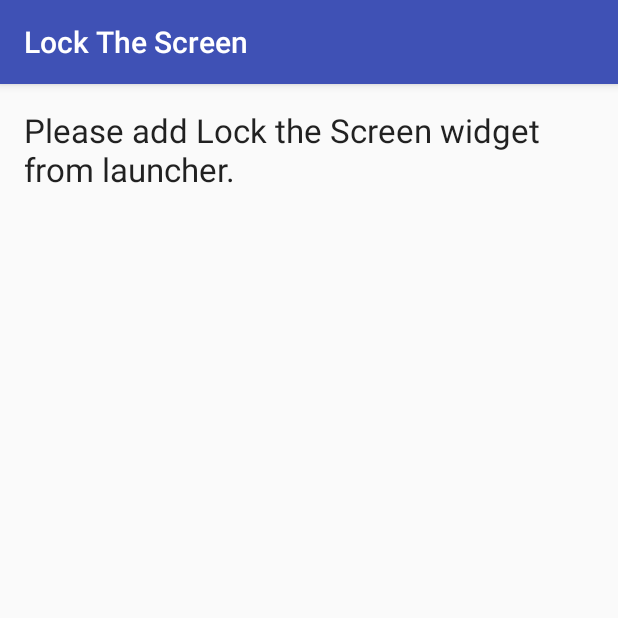
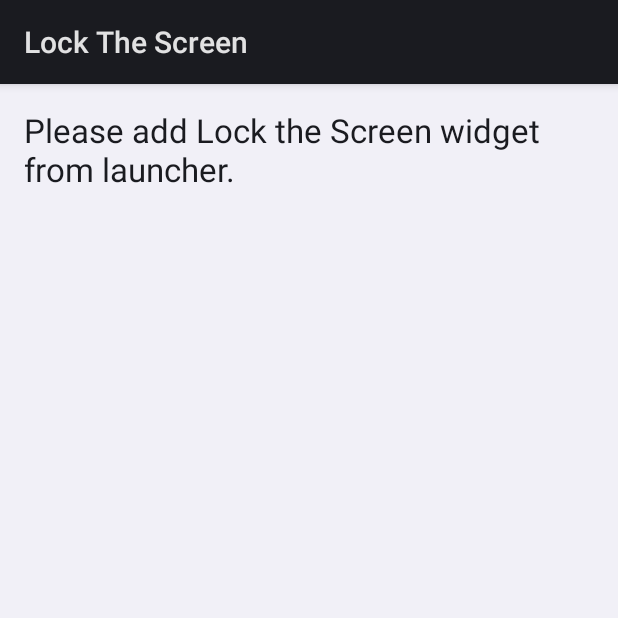
Before and after one commit to JASCValentine/lock-the-screen, an Android app: the screen it shows after launch (MainActivity), on a phone screen of 412 x 824 dp, the top half of it. Run offline under Robolectric (Android 15) with nearby library versions, the phone set to English and light mode, and no system bars.

Commit message:
Remove test files and support library to reduce size. Set theme to default.

```diff
--- a/app/build.gradle
+++ b/app/build.gradle
@@ -21,6 +21,4 @@ android {
 
 dependencies {
     compile fileTree(dir: 'libs', include: ['*.jar'])
-    testCompile 'junit:junit:4.12'
-    compile 'com.android.support:appcompat-v7:23.1.1'
 }
--- a/app/src/main/java/com/jascvalentine/lockthescreen/MainActivity.java
+++ b/app/src/main/java/com/jascvalentine/lockthescreen/MainActivity.java
@@ -1,9 +1,9 @@
 package com.jascvalentine.lockthescreen;
 
+import android.app.Activity;
 import android.os.Bundle;
-import android.support.v7.app.AppCompatActivity;
 
-public class MainActivity extends AppCompatActivity {
+public class MainActivity extends Activity {
 
     @Override
     protected void onCreate(Bundle savedInstanceState) {
--- a/app/src/main/java/com/jascvalentine/lockthescreen/widget/LockTheScreenWidgetConfigureActivity.java
+++ b/app/src/main/java/com/jascvalentine/lockthescreen/widget/LockTheScreenWidgetConfigureActivity.java
@@ -1,5 +1,6 @@
 package com.jascvalentine.lockthescreen.widget;
 
+import android.app.Activity;
 import android.app.admin.DeviceAdminReceiver;
 import android.app.admin.DevicePolicyManager;
 import android.appwidget.AppWidgetManager;
@@ -7,7 +8,6 @@ import android.content.ComponentName;
 import android.content.Context;
 import android.content.Intent;
 import android.os.Bundle;
-import android.support.v7.app.AppCompatActivity;
 import android.view.View;
 import android.widget.Button;
 import android.widget.Toast;
@@ -17,7 +17,7 @@ import com.jascvalentine.lockthescreen.R;
 /**
  * The configuration screen for the {@link LockTheScreenWidget LockTheScreenWidget} AppWidget.
  */
-public class LockTheScreenWidgetConfigureActivity extends AppCompatActivity {
+public class LockTheScreenWidgetConfigureActivity extends Activity {
 
     private static final int REQUEST_CODE_ENABLE_ADMIN = 1;
 
--- /dev/null
+++ b/app/src/main/res/values-v11/styles.xml
@@ -0,0 +1,5 @@
+<resources>
+
+    <style name="AppTheme" parent="android:Theme.Holo.Light" />
+
+</resources>
--- /dev/null
+++ b/app/src/main/res/values-v14/styles.xml
@@ -0,0 +1,5 @@
+<resources>
+
+    <style name="AppTheme" parent="android:Theme.DeviceDefault.Light.DarkActionBar" />
+
+</resources>
--- a/app/src/main/res/values/colors.xml
+++ b/app/src/main/res/values/colors.xml
@@ -1,6 +1,3 @@
 <?xml version="1.0" encoding="utf-8"?>
 <resources>
-    <color name="colorPrimary">#3F51B5</color>
-    <color name="colorPrimaryDark">#303F9F</color>
-    <color name="colorAccent">#FF4081</color>
 </resources>
--- a/app/src/main/res/values/styles.xml
+++ b/app/src/main/res/values/styles.xml
@@ -1,11 +1,5 @@
 <resources>
 
-    <!-- Base application theme. -->
-    <style name="AppTheme" parent="Theme.AppCompat.Light.DarkActionBar">
-        <!-- Customize your theme here. -->
-        <item name="colorPrimary">@color/colorPrimary</item>
-        <item name="colorPrimaryDark">@color/colorPrimaryDark</item>
-        <item name="colorAccent">@color/colorAccent</item>
-    </style>
+    <style name="AppTheme" parent="android:Theme.Light" />
 
 </resources>
```
Also changed, not shown: 1 other file.
